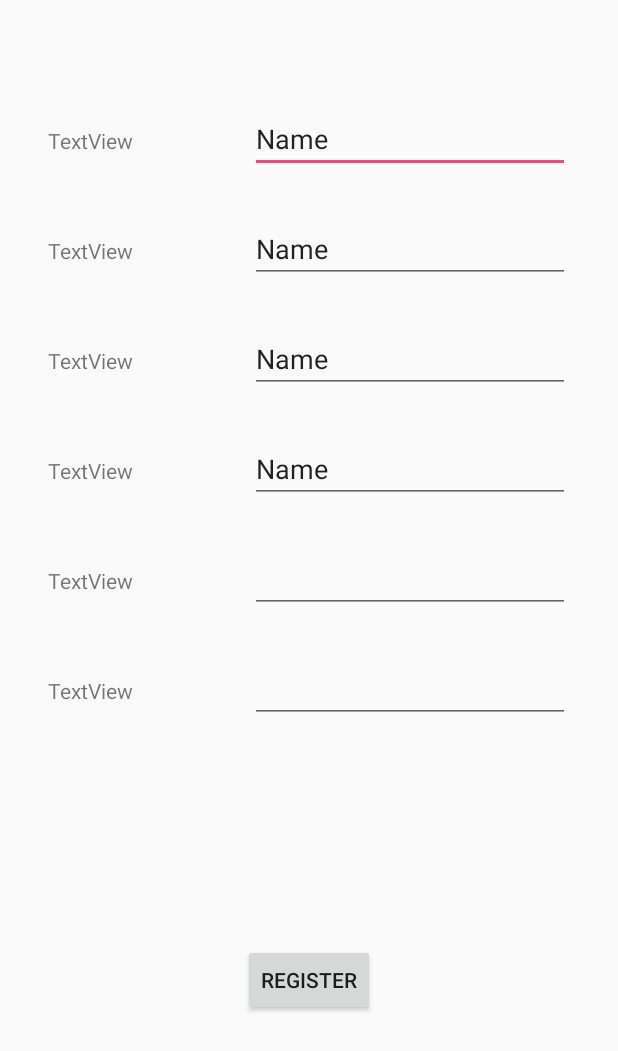
After one commit to luiscaringal/ICS115-Project-Cookbook, an Android app: the layout register_user_layout.xml on its own in the app's theme, with its tools: preview values and no code run, on a phone screen of 412 x 824 dp. The commit adds this screen. Shown: the top 1051 px of the screen. Run offline under Robolectric (Android 15) with nearby library versions, the phone set to English and light mode, and no system bars.

Commit message:
Added button link to register screen

```diff
--- a/app/src/main/java/com/ics115_project/cookbook/MainActivity.java
+++ b/app/src/main/java/com/ics115_project/cookbook/MainActivity.java
@@ -1,13 +1,10 @@
 package com.ics115_project.cookbook;
 
-import android.app.Activity;
 import android.content.Intent;
 import android.os.Handler;
 import android.support.v7.app.AppCompatActivity;
 import android.os.Bundle;
-import android.transition.Transition;
-import android.transition.TransitionInflater;
-import android.transition.TransitionManager;
+import android.view.View;
 
 public class MainActivity extends AppCompatActivity {
 
@@ -20,11 +17,11 @@ public class MainActivity extends AppCompatActivity {
         new Handler().postDelayed(new Runnable() {
             @Override
             public void run() {
-                final Intent i = new Intent(MainActivity.this, login_activity.class);
+                final Intent i = new Intent(MainActivity.this, login_user_activity.class);
                 MainActivity.this.startActivity(i);
                 MainActivity.this.finish();
             }
-        }, 5000);
+        }, 2500);
 
     }
 }
--- /dev/null
+++ b/app/src/main/java/com/ics115_project/cookbook/login_user_activity.java
@@ -0,0 +1,21 @@
+package com.ics115_project.cookbook;
+
+import android.content.Intent;
+import android.os.Bundle;
+import android.support.v7.app.AppCompatActivity;
+import android.view.View;
+
+public class login_user_activity extends AppCompatActivity {
+
+    @Override
+    protected void onCreate(Bundle savedInstanceState) {
+        super.onCreate(savedInstanceState);
+        setContentView(R.layout.activity_main);
+        getSupportActionBar().hide();
+    }
+
+    public void signUp(View v){
+        Intent i = new Intent(this, register_user_activity.class);
+        startActivity(i);
+    }
+}
--- a/app/src/main/java/com/ics115_project/cookbook/login_activity.java
+++ b/app/src/main/java/com/ics115_project/cookbook/register_user_activity.java
@@ -3,12 +3,12 @@ package com.ics115_project.cookbook;
 import android.os.Bundle;
 import android.support.v7.app.AppCompatActivity;
 
-public class login_activity extends AppCompatActivity {
+public class register_user_activity extends AppCompatActivity {
 
     @Override
     protected void onCreate(Bundle savedInstanceState) {
         super.onCreate(savedInstanceState);
-        setContentView(R.layout.activity_main);
+        setContentView(R.layout.register_user_layout);
         getSupportActionBar().hide();
     }
 }
--- a/app/src/main/res/layout/activity_main.xml
+++ b/app/src/main/res/layout/activity_main.xml
@@ -4,13 +4,13 @@
     xmlns:tools="http://schemas.android.com/tools"
     android:layout_width="match_parent"
     android:layout_height="match_parent"
-    tools:context=".MainActivity"
+    tools:context=".login_user_activity"
     android:background="@color/colorBackground">
 
     <EditText
         android:id="@+id/editText"
-        android:layout_width="216dp"
-        android:layout_height="25dp"
+        android:layout_width="wrap_content"
+        android:layout_height="wrap_content"
         android:layout_marginEnd="8dp"
         android:layout_marginLeft="8dp"
         android:layout_marginRight="8dp"
@@ -21,34 +21,34 @@
         android:fontFamily="@font/sfprotextregular"
         android:hint="Username"
         android:inputType="textPersonName"
-        android:textSize="14sp"
+        android:textSize="24sp"
         app:layout_constraintEnd_toEndOf="parent"
         app:layout_constraintStart_toStartOf="parent"
         app:layout_constraintTop_toBottomOf="@+id/imageView3" />
 
     <Button
         android:id="@+id/button"
-        android:layout_width="216dp"
-        android:layout_height="25dp"
+        android:layout_width="171dp"
+        android:layout_height="wrap_content"
         android:layout_marginEnd="8dp"
         android:layout_marginLeft="16dp"
         android:layout_marginRight="8dp"
         android:layout_marginStart="16dp"
-        android:layout_marginTop="28dp"
+        android:layout_marginTop="44dp"
         android:background="@drawable/rounded_button"
         android:fontFamily="@font/montserratsemibold"
         android:text="log in"
         android:textColor="@color/colorBackgroundInput"
         android:textStyle="bold"
         app:layout_constraintEnd_toEndOf="parent"
-        app:layout_constraintHorizontal_bias="0.472"
+        app:layout_constraintHorizontal_bias="0.481"
         app:layout_constraintStart_toStartOf="parent"
         app:layout_constraintTop_toBottomOf="@+id/editText3" />
 
     <EditText
         android:id="@+id/editText3"
-        android:layout_width="216dp"
-        android:layout_height="25dp"
+        android:layout_width="wrap_content"
+        android:layout_height="wrap_content"
         android:layout_marginEnd="8dp"
         android:layout_marginLeft="8dp"
         android:layout_marginRight="8dp"
@@ -59,15 +59,15 @@
         android:fontFamily="@font/sfprotextregular"
         android:hint="Password"
         android:inputType="textPassword"
-        android:textSize="14sp"
+        android:textSize="24sp"
         app:layout_constraintEnd_toEndOf="parent"
         app:layout_constraintStart_toStartOf="parent"
         app:layout_constraintTop_toBottomOf="@+id/editText" />
 
     <Button
-        android:id="@+id/button2"
-        android:layout_width="216dp"
-        android:layout_height="25dp"
+        android:id="@+id/sign_up"
+        android:layout_width="171dp"
+        android:layout_height="wrap_content"
         android:layout_marginBottom="16dp"
         android:layout_marginEnd="16dp"
         android:layout_marginLeft="8dp"
@@ -76,15 +76,16 @@
         android:layout_marginTop="8dp"
         android:background="@drawable/rounded_button"
         android:fontFamily="@font/montserratsemibold"
+        android:onClick="signUp"
         android:text="sign up"
         android:textColor="@color/colorBackgroundInput"
         android:textStyle="bold"
         app:layout_constraintBottom_toBottomOf="parent"
         app:layout_constraintEnd_toEndOf="parent"
-        app:layout_constraintHorizontal_bias="0.528"
+        app:layout_constraintHorizontal_bias="0.523"
         app:layout_constraintStart_toStartOf="parent"
         app:layout_constraintTop_toBottomOf="@+id/button"
-        app:layout_constraintVertical_bias="0.0" />
+        app:layout_constraintVertical_bias="0.13" />
 
     <ImageView
         android:id="@+id/imageView3"
--- /dev/null
+++ b/app/src/main/res/layout/register_user_layout.xml
@@ -0,0 +1,166 @@
+<?xml version="1.0" encoding="utf-8"?>
+<android.support.constraint.ConstraintLayout
+    xmlns:android="http://schemas.android.com/apk/res/android"
+    xmlns:app="http://schemas.android.com/apk/res-auto"
+    xmlns:tools="http://schemas.android.com/tools"
+    android:layout_width="match_parent"
+    android:layout_height="match_parent">
+
+    <TextView
+        android:id="@+id/textView"
+        android:layout_width="wrap_content"
+        android:layout_height="wrap_content"
+        android:layout_marginLeft="32dp"
+        android:layout_marginStart="32dp"
+        android:layout_marginTop="84dp"
+        android:text="TextView"
+        app:layout_constraintStart_toStartOf="parent"
+        app:layout_constraintTop_toTopOf="parent" />
+
+    <EditText
+        android:id="@+id/editText2"
+        android:layout_width="wrap_content"
+        android:layout_height="wrap_content"
+        android:layout_marginEnd="32dp"
+        android:layout_marginRight="32dp"
+        android:layout_marginTop="70dp"
+        android:ems="10"
+        android:inputType="textPersonName"
+        android:text="Name"
+        app:layout_constraintEnd_toEndOf="parent"
+        app:layout_constraintTop_toTopOf="parent" />
+
+    <TextView
+        android:id="@+id/textView2"
+        android:layout_width="wrap_content"
+        android:layout_height="wrap_content"
+        android:layout_marginLeft="32dp"
+        android:layout_marginStart="32dp"
+        android:layout_marginTop="54dp"
+        android:text="TextView"
+        app:layout_constraintStart_toStartOf="parent"
+        app:layout_constraintTop_toBottomOf="@+id/textView" />
+
+    <EditText
+        android:id="@+id/editText4"
+        android:layout_width="wrap_content"
+        android:layout_height="wrap_content"
+        android:layout_marginEnd="32dp"
+        android:layout_marginRight="32dp"
+        android:layout_marginTop="28dp"
+        android:ems="10"
+        android:inputType="textPersonName"
+        android:text="Name"
+        app:layout_constraintEnd_toEndOf="parent"
+        app:layout_constraintTop_toBottomOf="@+id/editText2" />
+
+    <TextView
+        android:id="@+id/textView3"
+        android:layout_width="wrap_content"
+        android:layout_height="wrap_content"
+        android:layout_marginLeft="32dp"
+        android:layout_marginStart="32dp"
+        android:layout_marginTop="54dp"
+        android:text="TextView"
+        app:layout_constraintStart_toStartOf="parent"
+        app:layout_constraintTop_toBottomOf="@+id/textView2" />
+
+    <EditText
+        android:id="@+id/editText5"
+        android:layout_width="wrap_content"
+        android:layout_height="wrap_content"
+        android:layout_marginEnd="32dp"
+        android:layout_marginRight="32dp"
+        android:layout_marginTop="28dp"
+        android:ems="10"
+        android:inputType="textPersonName"
+        android:text="Name"
+        app:layout_constraintEnd_toEndOf="parent"
+        app:layout_constraintTop_toBottomOf="@+id/editText4" />
+
+    <EditText
+        android:id="@+id/editText6"
+        android:layout_width="wrap_content"
+        android:layout_height="wrap_content"
+        android:layout_marginEnd="32dp"
+        android:layout_marginRight="32dp"
+        android:layout_marginTop="28dp"
+        android:ems="10"
+        android:inputType="textPersonName"
+        android:text="Name"
+        app:layout_constraintEnd_toEndOf="parent"
+        app:layout_constraintTop_toBottomOf="@+id/editText5" />
+
+    <TextView
+        android:id="@+id/textView6"
+        android:layout_width="wrap_content"
+        android:layout_height="0dp"
+        android:layout_marginLeft="32dp"
+        android:layout_marginStart="32dp"
+        android:layout_marginTop="54dp"
+        android:text="TextView"
+        app:layout_constraintStart_toStartOf="parent"
+        app:layout_constraintTop_toBottomOf="@+id/textView3" />
+
+    <EditText
+        android:id="@+id/editText7"
+        android:layout_width="wrap_content"
+        android:layout_height="wrap_content"
+        android:layout_marginEnd="32dp"
+        android:layout_marginRight="32dp"
+        android:layout_marginTop="28dp"
+        android:ems="10"
+        android:inputType="phone"
+        app:layout_constraintEnd_toEndOf="parent"
+        app:layout_constraintTop_toBottomOf="@+id/editText6" />
+
+    <TextView
+        android:id="@+id/textView7"
+        android:layout_width="wrap_content"
+        android:layout_height="wrap_content"
+        android:layout_marginLeft="32dp"
+        android:layout_marginStart="32dp"
+        android:layout_marginTop="54dp"
+        android:text="TextView"
+        app:layout_constraintStart_toStartOf="parent"
+        app:layout_constraintTop_toBottomOf="@+id/textView6" />
+
+    <TextView
+        android:id="@+id/textView8"
+        android:layout_width="wrap_content"
+        android:layout_height="wrap_content"
+        android:layout_marginLeft="32dp"
+        android:layout_marginStart="32dp"
+        android:layout_marginTop="54dp"
+        android:text="TextView"
+        app:layout_constraintStart_toStartOf="parent"
+        app:layout_constraintTop_toBottomOf="@+id/textView7" />
+
+    <EditText
+        android:id="@+id/editText8"
+        android:layout_width="wrap_content"
+        android:layout_height="wrap_content"
+        android:layout_marginEnd="32dp"
+        android:layout_marginRight="32dp"
+        android:layout_marginTop="28dp"
+        android:ems="10"
+        android:inputType="textEmailAddress"
+        app:layout_constraintEnd_toEndOf="parent"
+        app:layout_constraintTop_toBottomOf="@+id/editText7" />
+
+    <Button
+        android:id="@+id/button3"
+        android:layout_width="wrap_content"
+        android:layout_height="wrap_content"
+        android:layout_marginBottom="8dp"
+        android:layout_marginEnd="8dp"
+        android:layout_marginLeft="8dp"
+        android:layout_marginRight="8dp"
+        android:layout_marginStart="8dp"
+        android:layout_marginTop="8dp"
+        android:text="Register"
+        app:layout_constraintBottom_toBottomOf="parent"
+        app:layout_constraintEnd_toEndOf="parent"
+        app:layout_constraintStart_toStartOf="parent"
+        app:layout_constraintTop_toBottomOf="@+id/editText8" />
+</android.support.constraint.ConstraintLayout>
```
Also changed, not shown: app/src/main/AndroidManifest.xml (+7 -1 lines), app/src/main/res/font/montserratsemibold.ttf (renamed from app/src/main/res/font/MontserratSemiBold.ttf), app/src/main/res/font/sfprotextregular.otf (renamed from app/src/main/res/font/SFProTextRegular.otf).
